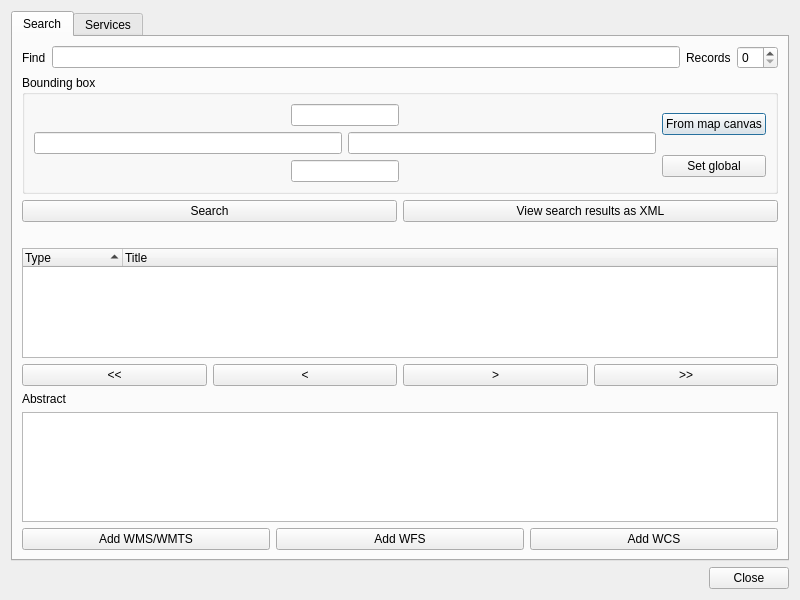
Above: plugin/MetaSearch/ui/maindialog.ui from nextgis/qgis_cswclient before the change. Below: the same form after it.
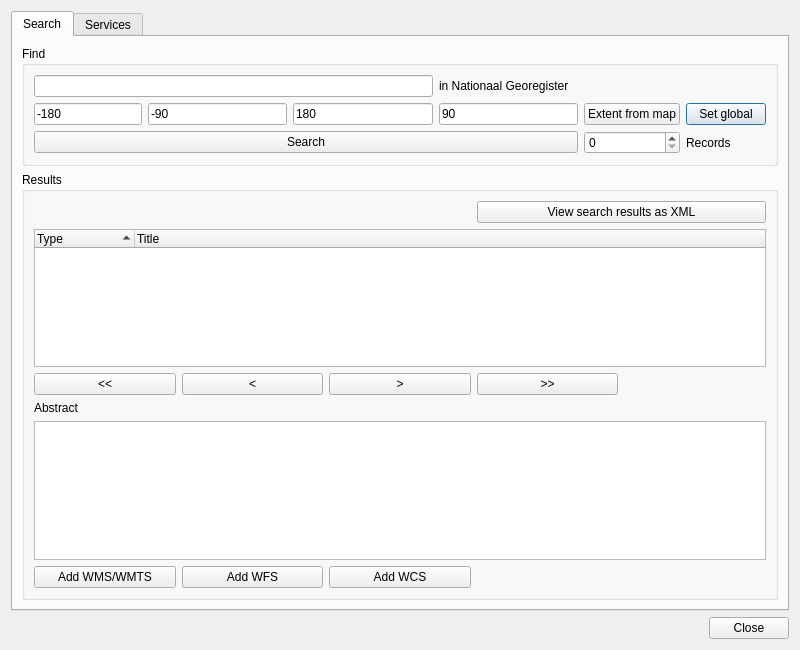
That is the form after the change.

```diff
--- a/plugin/MetaSearch/ui/maindialog.ui
+++ b/plugin/MetaSearch/ui/maindialog.ui
@@ -7,7 +7,7 @@
     <x>0</x>
     <y>0</y>
     <width>800</width>
-    <height>600</height>
+    <height>650</height>
    </rect>
   </property>
   <property name="windowTitle">
@@ -25,147 +25,109 @@
       </attribute>
       <layout class="QVBoxLayout" name="verticalLayout_2">
        <item>
-        <layout class="QHBoxLayout" name="horizontalLayout">
-         <item>
-          <widget class="QLabel" name="label">
-           <property name="text">
+        <widget class="QGroupBox" name="groupBox">
+         <property name="title">
             <string>Find</string>
            </property>
-          </widget>
-         </item>
-         <item>
+         <layout class="QGridLayout" name="gridLayout_4">
+          <item row="2" column="3">
+           <widget class="QLineEdit" name="leEast">
+            <property name="text">
+             <string>180</string>
+            </property>
+           </widget>
+          </item>
+          <item row="2" column="2">
+           <widget class="QLineEdit" name="leSouth">
+            <property name="text">
+             <string>-90</string>
+            </property>
+           </widget>
+          </item>
+          <item row="2" column="6">
+           <widget class="QPushButton" name="btnGlobalBbox">
+            <property name="text">
+             <string>Set global</string>
+            </property>
+           </widget>
+          </item>
+          <item row="2" column="4">
+           <widget class="QLineEdit" name="leNorth">
+            <property name="text">
+             <string>90</string>
+            </property>
+           </widget>
+          </item>
+          <item row="2" column="5">
+           <widget class="QPushButton" name="btnCanvasBbox">
+            <property name="text">
+             <string>Extent from map</string>
+            </property>
+           </widget>
+          </item>
+          <item row="2" column="0" colspan="2">
+           <widget class="QLineEdit" name="leWest">
+            <property name="text">
+             <string>-180</string>
+            </property>
+           </widget>
+          </item>
+          <item row="0" column="4" colspan="3">
+           <widget class="QLabel" name="lblCSW">
+            <property name="text">
+             <string>in Nationaal Georegister</string>
+            </property>
+           </widget>
+          </item>
+          <item row="0" column="0" colspan="4">
           <widget class="QLineEdit" name="leKeywords"/>
          </item>
-         <item>
+          <item row="3" column="6">
           <widget class="QLabel" name="label_2">
            <property name="text">
             <string>Records</string>
            </property>
-          </widget>
-         </item>
-         <item>
+            <property name="alignment">
+             <set>Qt::AlignLeading|Qt::AlignLeft|Qt::AlignVCenter</set>
+            </property>
+           </widget>
+          </item>
+          <item row="3" column="5">
           <widget class="QSpinBox" name="spnRecords"/>
          </item>
-        </layout>
-       </item>
-       <item>
-        <widget class="QGroupBox" name="groupBox">
-         <property name="title">
-          <string>Bounding box</string>
-         </property>
-         <layout class="QGridLayout" name="gridLayout_5">
-          <item row="0" column="0" rowspan="2">
-           <layout class="QGridLayout" name="gridLayout_4">
-            <item row="0" column="0">
-             <spacer name="horizontalSpacer">
-              <property name="orientation">
-               <enum>Qt::Horizontal</enum>
-              </property>
-              <property name="sizeHint" stdset="0">
-               <size>
-                <width>40</width>
-                <height>20</height>
-               </size>
-              </property>
-             </spacer>
-            </item>
-            <item row="0" column="1" colspan="2">
-             <widget class="QLineEdit" name="leNorth"/>
-            </item>
-            <item row="0" column="3">
-             <spacer name="horizontalSpacer_3">
-              <property name="orientation">
-               <enum>Qt::Horizontal</enum>
-              </property>
-              <property name="sizeHint" stdset="0">
-               <size>
-                <width>40</width>
-                <height>20</height>
-               </size>
-              </property>
-             </spacer>
-            </item>
-            <item row="1" column="0" colspan="2">
-             <widget class="QLineEdit" name="leWest"/>
-            </item>
-            <item row="1" column="2" colspan="2">
-             <widget class="QLineEdit" name="leEast"/>
-            </item>
-            <item row="2" column="0">
-             <spacer name="horizontalSpacer_2">
-              <property name="orientation">
-               <enum>Qt::Horizontal</enum>
-              </property>
-              <property name="sizeHint" stdset="0">
-               <size>
-                <width>40</width>
-                <height>20</height>
-               </size>
-              </property>
-             </spacer>
-            </item>
-            <item row="2" column="1" colspan="2">
-             <widget class="QLineEdit" name="leSouth"/>
-            </item>
-            <item row="2" column="3">
-             <spacer name="horizontalSpacer_4">
-              <property name="orientation">
-               <enum>Qt::Horizontal</enum>
-              </property>
-              <property name="sizeHint" stdset="0">
-               <size>
-                <width>40</width>
-                <height>20</height>
-               </size>
-              </property>
-             </spacer>
-            </item>
-           </layout>
-          </item>
-          <item row="0" column="1">
-           <widget class="QPushButton" name="btnCanvasBbox">
-            <property name="text">
-             <string>From map canvas</string>
-            </property>
-           </widget>
-          </item>
-          <item row="1" column="1">
-           <widget class="QPushButton" name="btnGlobalBbox">
-            <property name="text">
-             <string>Set global</string>
-            </property>
-           </widget>
-          </item>
-         </layout>
-        </widget>
-       </item>
-       <item>
-        <layout class="QGridLayout" name="gridLayout_btns">
-         <item row="2" column="0">
+          <item row="3" column="0" colspan="5">
           <widget class="QPushButton" name="btnSearch">
            <property name="text">
             <string>Search</string>
            </property>
           </widget>
          </item>
-         <item row="2" column="1">
-          <widget class="QPushButton" name="btnShowXml">
-           <property name="text">
-            <string>View search results as XML</string>
-           </property>
-          </widget>
-         </item>
-        </layout>
+         </layout>
+        </widget>
        </item>
        <item>
-        <layout class="QGridLayout" name="gridLayout_2">
-         <item row="2" column="0">
-          <widget class="QPushButton" name="btnFirst">
+        <widget class="QGroupBox" name="groupBox_2">
+         <property name="title">
+          <string>Results</string>
+         </property>
+         <layout class="QGridLayout" name="gridLayout_5">
+          <item row="3" column="0" colspan="2">
+           <widget class="QLabel" name="label_4">
            <property name="text">
-            <string>&lt;&lt;</string>
+             <string>Abstract</string>
            </property>
           </widget>
          </item>
+          <item row="0" column="0" colspan="3">
+           <widget class="QLabel" name="lblResults">
+            <property name="text">
+             <string/>
+            </property>
+           </widget>
+          </item>
+          <item row="4" column="0" colspan="5">
+           <widget class="QTextEdit" name="textAbstract"/>
+          </item>
          <item row="2" column="1">
           <widget class="QPushButton" name="btnPrev">
            <property name="text">
@@ -173,21 +135,14 @@
            </property>
           </widget>
          </item>
-         <item row="2" column="2">
-          <widget class="QPushButton" name="btnNext">
+          <item row="2" column="0">
+           <widget class="QPushButton" name="btnFirst">
            <property name="text">
-            <string>&gt;</string>
+             <string>&lt;&lt;</string>
            </property>
           </widget>
          </item>
-         <item row="2" column="3">
-          <widget class="QPushButton" name="btnLast">
-           <property name="text">
-            <string>&gt;&gt;</string>
-           </property>
-          </widget>
-         </item>
-         <item row="1" column="0" colspan="4">
+          <item row="1" column="0" colspan="5">
           <widget class="QTreeWidget" name="treeRecords">
            <property name="editTriggers">
             <set>QAbstractItemView::NoEditTriggers</set>
@@ -222,42 +177,42 @@
            </column>
           </widget>
          </item>
-         <item row="0" column="0" colspan="4">
-          <widget class="QLabel" name="lblResults">
+          <item row="0" column="3" colspan="2">
+           <widget class="QPushButton" name="btnShowXml">
            <property name="text">
-            <string/>
+             <string>View search results as XML</string>
            </property>
           </widget>
          </item>
-        </layout>
-       </item>
-       <item>
-        <layout class="QGridLayout" name="gridLayout_3">
-         <item row="0" column="0" colspan="3">
-          <widget class="QLabel" name="label_4">
+          <item row="2" column="2">
+           <widget class="QPushButton" name="btnNext">
+            <property name="text">
+             <string>&gt;</string>
+            </property>
+           </widget>
+          </item>
+          <item row="2" column="3">
+           <widget class="QPushButton" name="btnLast">
            <property name="text">
-            <string>Abstract</string>
+             <string>&gt;&gt;</string>
            </property>
           </widget>
          </item>
-         <item row="1" column="0" colspan="3">
-          <widget class="QTextEdit" name="textAbstract"/>
-         </item>
-         <item row="2" column="0">
+          <item row="6" column="0">
           <widget class="QPushButton" name="btnAddToWms">
            <property name="text">
             <string>Add WMS/WMTS</string>
            </property>
           </widget>
          </item>
-         <item row="2" column="1">
+          <item row="6" column="1">
           <widget class="QPushButton" name="btnAddToWfs">
            <property name="text">
             <string>Add WFS</string>
            </property>
           </widget>
          </item>
-         <item row="2" column="2">
+          <item row="6" column="2">
           <widget class="QPushButton" name="btnAddToWcs">
            <property name="text">
             <string>Add WCS</string>
@@ -265,6 +220,19 @@
           </widget>
          </item>
         </layout>
+         <zorder>treeRecords</zorder>
+         <zorder>lblResults</zorder>
+         <zorder>btnPrev</zorder>
+         <zorder>btnFirst</zorder>
+         <zorder>btnNext</zorder>
+         <zorder>label_4</zorder>
+         <zorder>textAbstract</zorder>
+         <zorder>btnAddToWms</zorder>
+         <zorder>btnShowXml</zorder>
+         <zorder>btnLast</zorder>
+         <zorder>btnAddToWfs</zorder>
+         <zorder>btnAddToWcs</zorder>
+        </widget>
        </item>
       </layout>
      </widget>
```
Lines whose indentation alone changed are shown as unchanged.
